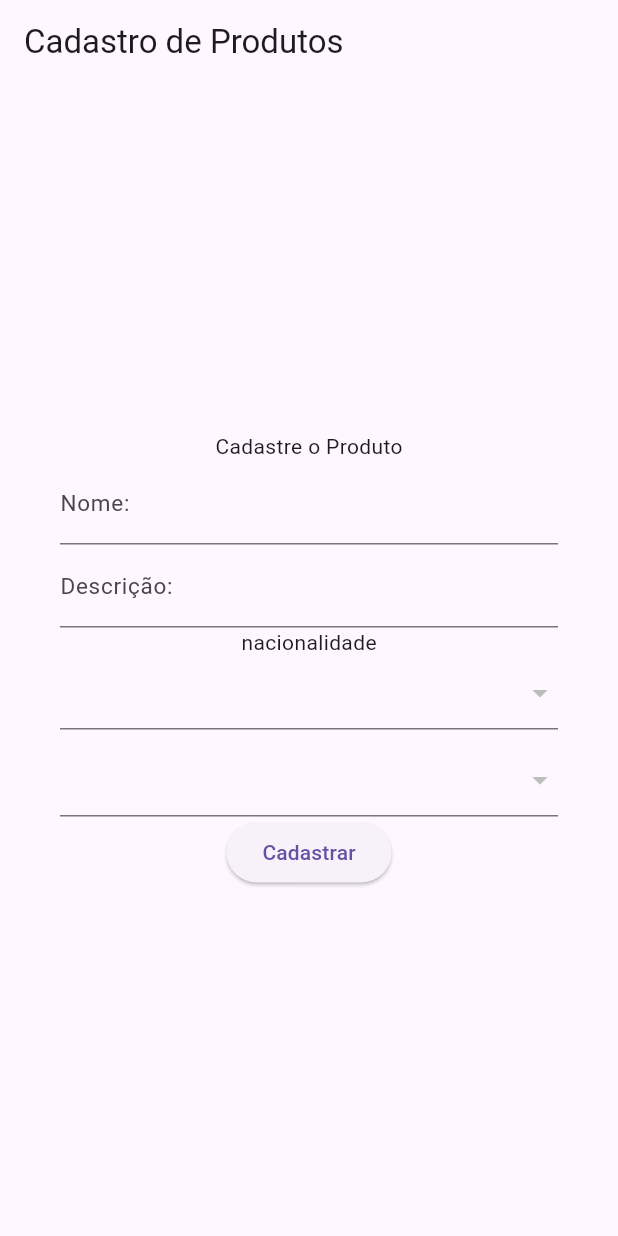
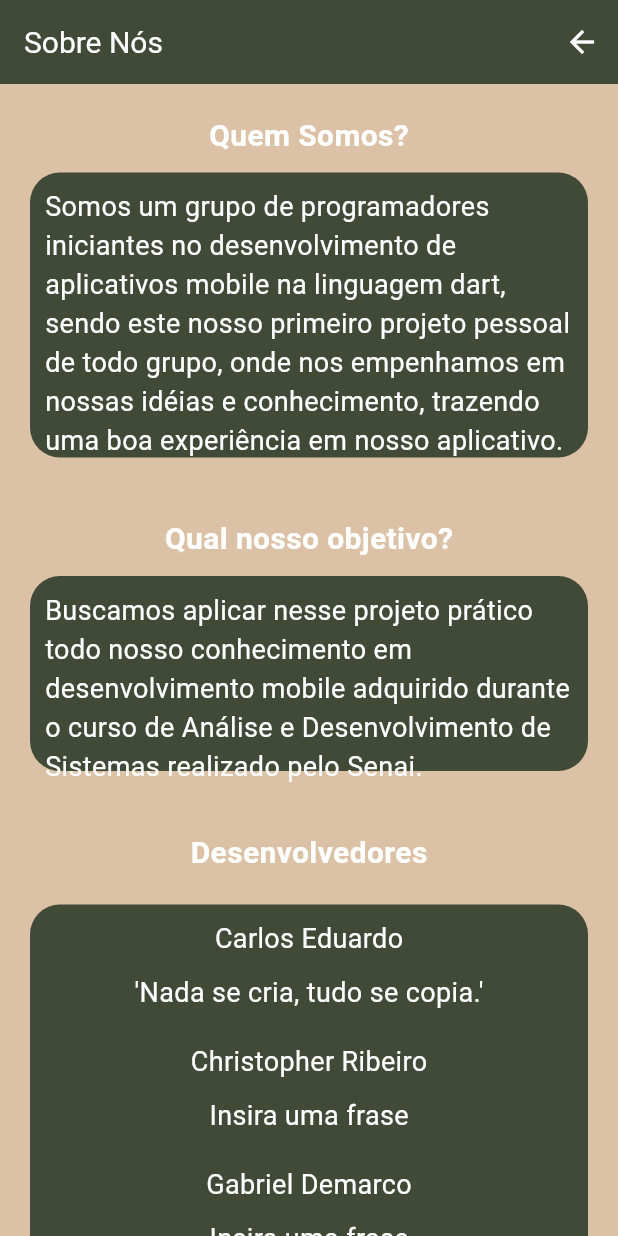
Before and after one commit to CarlosHoracioGg/ParaisoDoCafe, a Flutter app: the screen it shows after launch, on a phone screen of 412 x 824 dp. Run offline on Flutter 3.47's test engine with Material 3 defaults, Android fonts, the light colour scheme and no system bars; our stand-ins replace sqflite; accounts and stored records are empty.

Commit message:
Tela Sobre Nós Concluida

```diff
--- a/lib/main.dart
+++ b/lib/main.dart
@@ -2,6 +2,7 @@
 import 'package:paraisodocafe/telas/tela_cad_nac_tipo.dart';
 import 'package:paraisodocafe/telas/tela_cad_produto.dart';
 import 'package:paraisodocafe/telas/tela_cad_usuario.dart';
+import 'package:paraisodocafe/telas/tela_sobrenos.dart';
 
 void main() {
   WidgetsFlutterBinding.ensureInitialized();
@@ -17,7 +18,7 @@
     return MaterialApp(
       // desativa o modo banner ( que exibe conteudo).
       debugShowCheckedModeBanner: false,
-      home: TelaCadProduto(),
+      home: TelaSobreNos(),
 
     );
   }
--- a/lib/telas/tela_sobrenos.dart
+++ b/lib/telas/tela_sobrenos.dart
@@ -1,203 +1,154 @@
+import 'package:flutter/cupertino.dart';
 import 'package:flutter/material.dart';
+import 'package:paraisodocafe/telas/tela_home.dart';
 
-class TelaSobrenos extends StatelessWidget {
-  TelaSobrenos({super.key});
+class TelaSobreNos extends StatefulWidget{
+  TelaSobreNos({super.key});
+  @override
+  State<TelaSobreNos> createState() => TelaSobreNosState();
+}
+class TelaSobreNosState extends State<TelaSobreNos>{
 
   @override
-  Widget build(BuildContext) {
+
+  Widget build (BuildContext context){
     return Scaffold(
-      backgroundColor: Color(0xFFDBC2A6),
-      appBar: AppBar(title: const Text('Sobre Nós'),
-        titleTextStyle: TextStyle(color: Color(0xFFFFFFFF), fontSize: 18, ),
+      backgroundColor:  Color(0xFFDBC2A6),
+      appBar: AppBar(
+        title: const Text("Sobre Nós"),
+        actions: [
+          IconButton(onPressed: () async{
+            Navigator.push(
+                context,
+                MaterialPageRoute(builder: (context) => TelaHome())
+            );
+          }, icon: Icon(Icons.arrow_back), color: Colors.white,)
+        ],
+        titleTextStyle: TextStyle( color:Color(0xFFFFFFFF), fontSize: 20),
         backgroundColor: Color(0xFF414A37),
 
       ),
-      body: Padding(padding: const EdgeInsets.all(20),
+      body: ListView(
+        children: [
+          Center(
             child: Column(
-          mainAxisAlignment: MainAxisAlignment.center,
               children: [
-            Title(color: Colors.white, child: Text("Sobre Nós", style: TextStyle(color: Color(0xFFFFFFFF), fontSize: 30),)),
-            const SizedBox(height: 20),
+                Padding(padding: EdgeInsets.all(20),
+                child: Column(
+                  children: [
+                    Text("Quem Somos?",style: TextStyle(color: Color(0xFFFFFFFF),fontWeight: FontWeight.bold, fontSize: 20),),
+                    const SizedBox(height: 10,),
                     Container(
-              height: 300,
-              width: 400,
+                      height: 190,
+                      width: double.maxFinite,
                       decoration: BoxDecoration(
                         color: Color(0xFF414A37),
-                  borderRadius: BorderRadius.circular(20)),
-
+                        borderRadius: BorderRadius.circular(20.0),
+                      ),
+                      child: Padding(padding: EdgeInsets.all(10),
                       child: Column(
-                mainAxisAlignment: MainAxisAlignment.center,
                         children: [
-                  const Padding(padding: EdgeInsets.all(10)),
-                  Text(
-                    "Somos a Paraíso do Café, uma empresa especialista em servir o melhor café que você pode provar, levando em conta aromas e qualidades sobre cada bebida, sobremesa ou pratos elabordos com café, claro, isso tudo de acordo com o clima para a melhor experiencia possivel."
-                    , style: TextStyle(color: Color(0xFFFFFFFF), fontSize: 20),),
-                  const SizedBox(height: 20),
+                          Text("Somos um grupo de programadores iniciantes no desenvolvimento de aplicativos mobile na"
+                              " linguagem dart, sendo este nosso primeiro projeto pessoal de todo grupo, onde nos "
+                              "empenhamos em nossas idéias e conhecimento, trazendo uma boa experiência em nosso aplicativo.",
+                            style: TextStyle(color: Color(0xFFFFFFFF),fontSize: 18),
+                          ),
                         ],
                       ),
                       ),
-
-
-
+                    ),
+                    const SizedBox(height: 40,),
+                    Text("Qual nosso objetivo?",style: TextStyle(color: Color(0xFFFFFFFF),fontWeight: FontWeight.bold, fontSize: 20),),
+                    const SizedBox(height: 10,),
+                    Container(
+                      height: 130,
+                      width: double.maxFinite,
+                      decoration: BoxDecoration(
+                        color: Color(0xFF414A37),
+                        borderRadius: BorderRadius.circular(20.0),
+                      ),
+                      child: Padding(padding: EdgeInsets.all(10),
+                        child: Column(
+                            children: [
+                              Text("Buscamos aplicar nesse projeto prático todo nosso conhecimento em desenvolvimento mobile "
+                                  "adquirido durante o curso de Análise e Desenvolvimento de Sistemas realizado pelo Senai. ",
+                                style: TextStyle(color: Color(0xFFFFFFFF),fontSize: 18),),
+                            ],
+                        ),
+                      ),
+                    ),
+                    const SizedBox(height: 40,),
+                    Text("Desenvolvedores",style: TextStyle(color: Color(0xFFFFFFFF),fontWeight: FontWeight.bold, fontSize: 20),),
+                    const SizedBox(height: 20,),
+                    Container(
+                      height: 580,
+                      width: double.maxFinite,
+                      decoration: BoxDecoration(
+                        color: Color(0xFF414A37),
+                        borderRadius: BorderRadius.circular(20.0),
+                      ),child: Padding(padding: EdgeInsets.all(10),
+                    child:
+                      Column(
+                        children: [
+                          Text("Carlos Eduardo",style: TextStyle(color: Color(0xFFFFFFFF),fontSize: 18),),
+                          const SizedBox(height: 10,),
+                          Text("'Nada se cria, tudo se copia.'",style: TextStyle(color: Color(0xFFFFFFFF),fontSize: 18),),
+                          const SizedBox(height: 20,),
+                          Text("Christopher Ribeiro",style: TextStyle(color: Color(0xFFFFFFFF),fontSize: 18),),
+                          const SizedBox(height: 10,),
+                          Text("Insira uma frase",style: TextStyle(color: Color(0xFFFFFFFF),fontSize: 18),),
+                          const SizedBox(height: 20,),
+                          Text("Gabriel Demarco",style: TextStyle(color: Color(0xFFFFFFFF),fontSize: 18),),
+                          const SizedBox(height: 10,),
+                          Text("Insira uma frase",style: TextStyle(color: Color(0xFFFFFFFF),fontSize: 18),),
+                          const SizedBox(height: 20,),
+                          Text("Gabriel Soares",style: TextStyle(color: Color(0xFFFFFFFF),fontSize: 18),),
+                          const SizedBox(height: 10,),
+                          Text("insira uma frase",style: TextStyle(color: Color(0xFFFFFFFF),fontSize: 18),),
+                          const SizedBox(height: 20,),
+                          Text("Matheus Rosa",style: TextStyle(color: Color(0xFFFFFFFF),fontSize: 18),),
+                          const SizedBox(height: 10,),
+                          Text("insira uma frase",style: TextStyle(color: Color(0xFFFFFFFF),fontSize: 18),),
+                          const SizedBox(height: 20,),
+                          Text("Vitor Lisboa",style: TextStyle(color: Color(0xFFFFFFFF),fontSize: 18),),
+                          const SizedBox(height: 10,),
+                          Text("insira uma frase",style: TextStyle(color: Color(0xFFFFFFFF),fontSize: 18),),
+                          const SizedBox(height: 20,),
+                        ],
+                      ),
+                    ),
+                    ),
+                    const SizedBox(height: 20,),
+                    Container(
+                      height: 200,
+                      width: double.infinity,
+                      decoration:
+                      BoxDecoration(
+                        borderRadius: BorderRadius.circular(20.0),
+                        color: Color(0xFF414A37),
+                      ),child: Padding(padding: EdgeInsets.all(10),
+                          child: Column(
+                            children: [
+                              Text("Suporte:",style: TextStyle(color: Color(0xFFFFFFFF),fontWeight: FontWeight.bold,fontSize: 18)),
+                              const SizedBox(height: 10,),
+                              Text("Gmail: paraisodocafe_ofc@gmail.com",style: TextStyle(color: Color(0xFFFFFFFF),fontSize: 18)),
+                              const SizedBox(height: 10),
+                              Text("Instagram: paraisodocafe_ofc",style: TextStyle(color: Color(0xFFFFFFFF),fontSize: 18)),
+                              const SizedBox(height: 10),
+                              Text("Facebook: ParaisoDoCafe", style: TextStyle(color: Color(0xFFFFFFFF),fontSize: 18)),
+                            ],
+                          ),
+                      ),
+                    ),
 
                   ],
                 ),
                 ),
-    );
-  }
-}
-
-/*import 'package:flutter/material.dart';
-
-class TelaSuporte extends StatelessWidget {
-  TelaSuporte({super.key});
-
-  final TextEditingController nomeController = TextEditingController();
-  final TextEditingController emailController = TextEditingController();
-  final TextEditingController mensagemController = TextEditingController();
-
-  @override
-  Widget build(BuildContext context) {
-    return Scaffold(
-      backgroundColor: const Color(0xFFDBC2A6),
-      appBar: AppBar(
-        title: const Text('Suporte'),
-        titleTextStyle: const TextStyle(
-          color: Color(0xFFFFFFFF),
-          fontSize: 18,
-        ),
-        backgroundColor: const Color(0xFF414A37),
-      ),
-
-      body: SingleChildScrollView(   // <<< IMPORTANTE: PERMITE ROLAR SE FICAR GRANDE
-        child: Padding(
-          padding: const EdgeInsets.all(20),
-          child: Column(
-            children: [
-              Title(
-                color: Colors.white,
-                child: const Text(
-                  "Fale Conosco",
-                  style: TextStyle(
-                    color: Color(0xFFFFFFFF),
-                    fontSize: 30,
-                  ),
-                ),
-              ),
-
-              const SizedBox(height: 20),
-
-              /// CONTAINER MAIOR (AQUI AUMENTEI)
-              Container(
-                width: double.infinity,
-                height: 550, // <<< AQUI DEIXA A TELA MAIS COMPRIDA
-                padding: const EdgeInsets.all(20),
-                decoration: BoxDecoration(
-                  color: const Color(0xFF414A37),
-                  borderRadius: BorderRadius.circular(20),
-                ),
-
-                child: Column(
-                  mainAxisAlignment: MainAxisAlignment.start,
-                  children: [
-
-                    const SizedBox(height: 10),
-
-                    // CAMPO NOME
-                    TextField(
-                      controller: nomeController,
-                      style: const TextStyle(color: Colors.white),
-                      decoration: const InputDecoration(
-                        labelText: "Nome",
-                        labelStyle: TextStyle(color: Colors.white),
-                        enabledBorder: UnderlineInputBorder(
-                          borderSide: BorderSide(color: Colors.white),
-                        ),
-                      ),
-                    ),
-
-                    const SizedBox(height: 25),
-
-                    // CAMPO EMAIL
-                    TextField(
-                      controller: emailController,
-                      style: const TextStyle(color: Colors.white),
-                      decoration: const InputDecoration(
-                        labelText: "E-mail",
-                        labelStyle: TextStyle(color: Colors.white),
-                        enabledBorder: UnderlineInputBorder(
-                          borderSide: BorderSide(color: Colors.white),
-                        ),
-                      ),
-                    ),
-
-                    const SizedBox(height: 25),
-
-                    // CAMPO MENSAGEM
-                    Expanded(       // <<< isso ajuda a esticar sem quebrar
-                      child: TextField(
-                        controller: mensagemController,
-                        maxLines: 10,
-                        style: const TextStyle(color: Colors.white),
-                        decoration: const InputDecoration(
-                          labelText: "Mensagem",
-                          labelStyle: TextStyle(color: Colors.white),
-                          enabledBorder: OutlineInputBorder(
-                            borderSide: BorderSide(color: Colors.white),
-                          ),
-                          border: OutlineInputBorder(),
-                        ),
-                      ),
-                    ),
-
-                    const SizedBox(height: 25),
-
-                    // BOTÃO ENVIAR
-                    ElevatedButton(
-                      style: ElevatedButton.styleFrom(
-                        backgroundColor: const Color(0xFFDBC2A6),
-                        foregroundColor: Colors.black,
-                        padding: const EdgeInsets.symmetric(
-                          horizontal: 40,
-                          vertical: 15,
-                        ),
-                        shape: RoundedRectangleBorder(
-                          borderRadius: BorderRadius.circular(10),
-                        ),
-                      ),
-                      onPressed: () {
-                        final nome = nomeController.text;
-                        final email = emailController.text;
-                        final msg = mensagemController.text;
-
-                        if (nome.isEmpty || email.isEmpty || msg.isEmpty) {
-                          ScaffoldMessenger.of(context).showSnackBar(
-                            const SnackBar(
-                              content: Text("Preencha todos os campos!"),
-                            ),
-                          );
-                          return;
-                        }
-
-                        ScaffoldMessenger.of(context).showSnackBar(
-                          const SnackBar(
-                            content: Text("Mensagem enviada com sucesso!"),
-                          ),
-                        );
-                      },
-                      child: const Text("Enviar"),
-                    ),
               ],
             ),
           ),
-
-              const SizedBox(height: 50), // só pra não grudar no final
         ],
-          ),
-        ),
       ),
     );
   }
 }
-
- */
```
Lines whose indentation alone changed are shown as unchanged.
